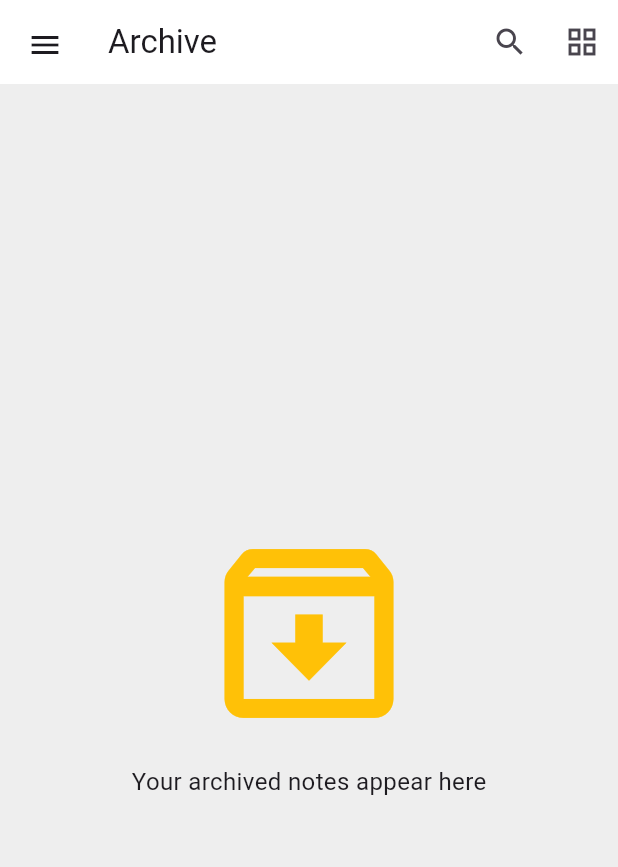
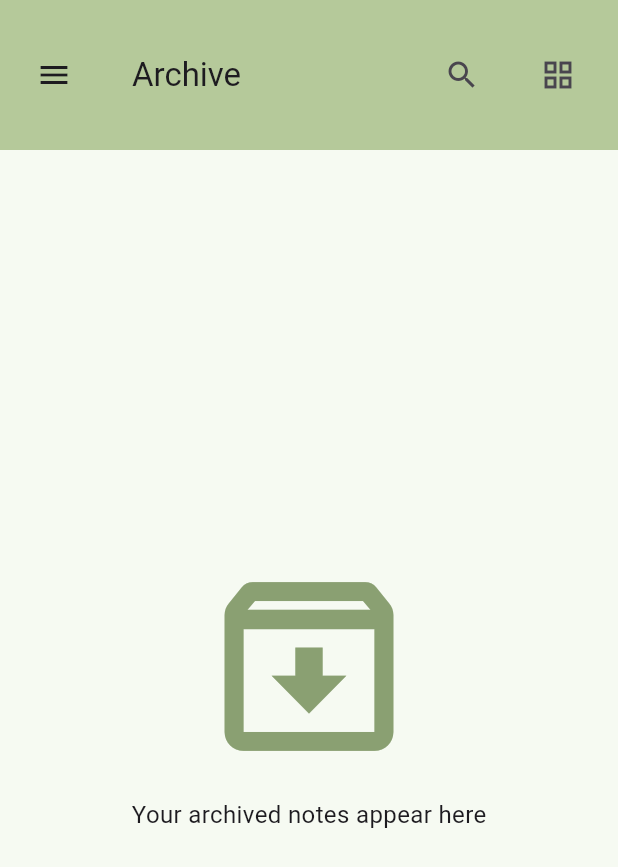
Before and after one commit to maisha-fariha/keep_note_new, a Flutter app: the ArchiveScreen screen opened directly, on a phone screen of 412 x 824 dp. Shown: the top 867 px of the screen. Run offline on Flutter 3.47's test engine with Material 3 defaults, Android fonts, the phone set to English and light mode, and no system bars; our stand-ins replace flutter_local_notifications, get, get_storage, image_picker, timezone; accounts and stored records are empty.

Commit message:
Feat: update Color

```diff
--- a/lib/screens/archive_screen.dart
+++ b/lib/screens/archive_screen.dart
@@ -21,25 +21,33 @@ class _ArchiveScreenState extends State<ArchiveScreen> {
   @override
   Widget build(BuildContext context) {
     return Scaffold(
-      backgroundColor: Colors.grey.shade200,
-      appBar: AppBar(
-        backgroundColor: Colors.white,
+      backgroundColor: Color(0xFFF6FAF2),
+      appBar: PreferredSize(
+        preferredSize: Size.fromHeight(100),
+        child: AppBar(
+          toolbarHeight: 100,
+          backgroundColor: Color(0xFFB5C99A),
           leading: Builder(
             builder: (context) => Padding(
-            padding: const EdgeInsets.all(10),
+              padding: const EdgeInsets.all(16),
               child: IconButton(
                 icon: const Icon(Icons.menu),
                 onPressed: () => Scaffold.of(context).openDrawer(),
               ),
             ),
           ),
-        title: const Text('Archive'),
+          title: Padding(
+            padding: const EdgeInsets.all(16.0),
+            child: const Text('Archive'),
+          ),
           actions: [
             IconButton(onPressed: () {}, icon: const Icon(Icons.search)),
             Obx(() {
               final isGrid =
                   notesController.archiveViewMode.value == ArchiveViewMode.grid;
-            return IconButton(
+              return Padding(
+                padding: const EdgeInsets.all(16.0),
+                child: IconButton(
                   icon: Icon(
                     isGrid ? Icons.view_agenda_outlined : Icons.grid_view,
                   ),
@@ -47,9 +55,11 @@ class _ArchiveScreenState extends State<ArchiveScreen> {
                     notesController.archiveViewMode.value =
                     isGrid ? ArchiveViewMode.list : ArchiveViewMode.grid;
                   },
+                ),
               );
             }),
           ],
+        ),
       ),
       drawer: KeepDrawer(),
       body: Obx(() {
@@ -85,7 +95,7 @@ class _ArchiveScreenState extends State<ArchiveScreen> {
       child: Column(
         mainAxisAlignment: MainAxisAlignment.center,
         children: [
-          Icon(Icons.archive_outlined, size: 150, color: Colors.amber),
+          Icon(Icons.archive_outlined, size: 150, color: Color(0xFF8AA072)),
           SizedBox(height: 12),
           Text(
             'Your archived notes appear here',
@@ -96,7 +106,7 @@ class _ArchiveScreenState extends State<ArchiveScreen> {
     );
   }
 
-  /// ================= GRID CARD =================
+
   Widget _archiveGridCard(NotesModel note) {
     return GestureDetector(
       onTap: () => Get.to(() => TextNotesScreen(note: note)),
@@ -123,7 +133,7 @@ class _ArchiveScreenState extends State<ArchiveScreen> {
               ),
 
             const SizedBox(height: 8),
-            /// TITLE
+
             if (note.title.isNotEmpty)
               Text(
                 note.title,
@@ -133,7 +143,7 @@ class _ArchiveScreenState extends State<ArchiveScreen> {
                 ),
               ),
 
-            /// CONTENT
+
             if (note.content?.isNotEmpty == true) ...[
               const SizedBox(height: 6),
               Text(
@@ -145,7 +155,7 @@ class _ArchiveScreenState extends State<ArchiveScreen> {
 
             const SizedBox(height: 8),
 
-            /// UNARCHIVE BUTTON
+
             Align(
               alignment: Alignment.bottomRight,
               child: IconButton(
@@ -160,7 +170,7 @@ class _ArchiveScreenState extends State<ArchiveScreen> {
     );
   }
 
-  /// ================= LIST CARD =================
+
   Widget _archiveListCard(NotesModel note) {
     return Card(
       color: Color(note.color ?? Colors.white.value),
--- a/lib/widgets/keep_color_bottom_sheet.dart
+++ b/lib/widgets/keep_color_bottom_sheet.dart
@@ -13,7 +13,7 @@ class KeepColorBottomSheet {
     showModalBottomSheet(
       context: context,
       isScrollControlled: true,
-      backgroundColor: Colors.white,
+      backgroundColor: Color(0xFFF6FAF2),
       shape: RoundedRectangleBorder(
         borderRadius: BorderRadius.vertical(top: Radius.circular(20)),
       ),
--- a/lib/widgets/keep_drawer.dart
+++ b/lib/widgets/keep_drawer.dart
@@ -14,7 +14,7 @@ class KeepDrawer extends StatelessWidget {
   @override
   Widget build(BuildContext context) {
     return Drawer(
-      backgroundColor: Color(0xFFF8F9FA),
+      backgroundColor: Color(0xFFF6FAF2),
       child: SafeArea(
         child: Column(
           crossAxisAlignment: CrossAxisAlignment.start,
@@ -85,7 +85,7 @@ class KeepDrawer extends StatelessWidget {
         borderRadius: BorderRadius.circular(30),
         child: Container(
           decoration: BoxDecoration(
-            color: selected ? Colors.amberAccent : Colors.transparent,
+            color: selected ? Color(0xFFB5C99A) : Colors.transparent,
             borderRadius: BorderRadius.circular(30),
           ),
           padding: EdgeInsets.symmetric(horizontal: 16, vertical: 12),
--- a/lib/widgets/keep_tool_text_bar.dart
+++ b/lib/widgets/keep_tool_text_bar.dart
@@ -12,7 +12,7 @@ class KeepToolTextBar extends StatelessWidget {
 
     return Material(
       elevation: 4,
-      color: Colors.grey.shade100,
+      color: Color(0xFFF6FAF2),
       child: SizedBox(
         height: 48,
         child: SingleChildScrollView(
```
Also changed, not shown: lib/screens/deleted_screen.dart (+11 -8 lines), lib/screens/main_screen.dart (+18 -10 lines), lib/screens/reminder_screen.dart (+18 -8 lines), lib/screens/text_notes_screen.dart (+27 -17 lines). Lines whose indentation alone changed are shown as unchanged.
